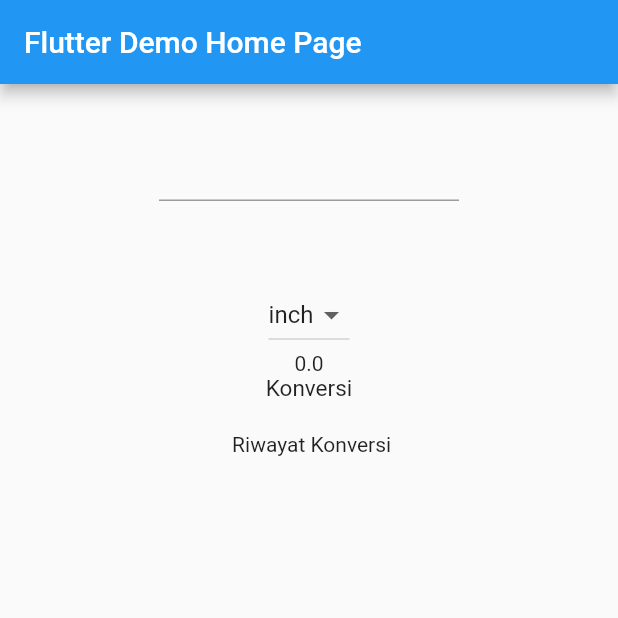
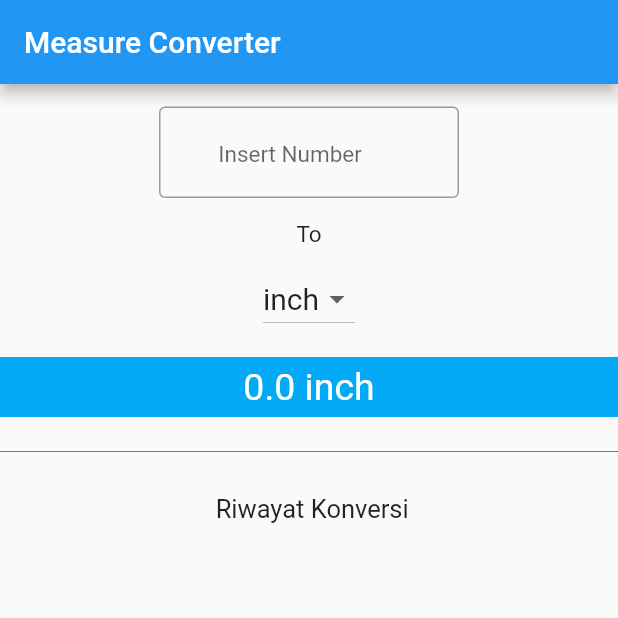
Before and after one commit to satriyarifki/flutter_state-ConversionMeasure, a Flutter app: the screen it shows after launch, on a phone screen of 412 x 824 dp, the top half of it. Run offline on Flutter 3.47's test engine with Material 2 defaults, Android fonts, the phone set to English and light mode, and no system bars.

Commit message:
Change Converter Style

```diff
--- a/lib/main.dart
+++ b/lib/main.dart
@@ -15,7 +15,7 @@ class MyApp extends StatelessWidget {
       theme: ThemeData(
         primarySwatch: Colors.blue,
       ),
-      home: const MyHomePage(title: 'Flutter Demo Home Page'),
+      home: const MyHomePage(title: 'Measure Converter'),
     );
   }
 }
@@ -58,11 +58,16 @@ class _MyHomePageState extends State<MyHomePage> {
       if (newValue == "inch") {
         result = input * 0.393701;
         _result.value = result;
+        if (result != 0) {
           listHistory.add(newValue.toString() + " : " + result.toString());
+        }
       } else {
         result = input * 0.0328084;
         _result.value = result;
+        if (result != 0) {
           listHistory.add(newValue.toString() + " : " + result.toString());
+        }
+
       }
     });
   }
@@ -81,22 +86,38 @@ class _MyHomePageState extends State<MyHomePage> {
         child: Center(
           child: Column(
             children: <Widget>[
+              SizedBox(height: 15,),
               Container(
                   width: 200,
-                  height: 70,
-                  margin: EdgeInsets.symmetric(vertical: 30),
                   child: TextField(
+                    textAlign: TextAlign.center,
+                    decoration: InputDecoration(
+                      suffixText: "cm",
+                      suffixStyle: TextStyle(fontSize: 18),
+                      hintText: "Insert Number",
+                      hintStyle: TextStyle(fontSize: 15),
+                      alignLabelWithHint: true,
+                      border: OutlineInputBorder(),
+                    ),
                     controller: inputController,
                     keyboardType: TextInputType.number,
                     onChanged: (String value) {
                       dropdownOnChanged();
                     },
                   )),
+              SizedBox(height: 15,),
+              Container(
+                child: Text(
+                  "To",
+                  style: TextStyle(fontSize: 15),
+                ),
+              ),
+              SizedBox(height: 10,),
               Container(
                   child: DropdownButton(
                 items: ListItem.map((String value) {
                   return DropdownMenuItem<String>(
-                      value: value, child: Text(value));
+                      value: value, child: Text(value, style: TextStyle(fontSize: 20)));
                 }).toList(),
                 value: newValue,
                 onChanged: (changeValue) {
@@ -106,27 +127,35 @@ class _MyHomePageState extends State<MyHomePage> {
                   dropdownOnChanged();
                 },
               )),
+              SizedBox(height: 15,),
               Container(
-                child: Text(result.toString()),
+                height: 40,
+                alignment: Alignment.center,
+                width: double.infinity,
+                color: Colors.lightBlue,
+                child: Text(result.toString() + " " + newValue.toString(), style: TextStyle(fontSize: 25, color: Colors.white)),
               ),
-              Container(
-                child: Text(
-                  "Konversi",
-                  style: TextStyle(fontSize: 15),
-                ),
+              SizedBox(height: 15,),
+              Divider(
+                color: Colors.blueGrey,
               ),
               SizedBox(height: 20),
-              Container(child: Text(" Riwayat Konversi")),
-              ValueListenableBuilder(
+              Container(child: Text(" Riwayat Konversi", style: TextStyle(fontSize: 17, ))),
+              Container(
+                child: ValueListenableBuilder(
                     valueListenable: _result,
                     builder: (context, value, child) {
                       return Expanded(
+                          child: Container(
+                            margin: EdgeInsets.symmetric(horizontal: 20, vertical: 20),
                             child: ListView.builder(
                                 itemCount: listHistory.length,
                                 itemBuilder: (context, index) {
-                              return Text(listHistory[index]);
-                            }));
-                  })
+                                  return Text(listHistory[index], style: TextStyle(fontSize: 17),);
+                                }),
+                          ));
+                    }),
+              )
             ],
           ),
         ),
```
Lines whose indentation alone changed are shown as unchanged.
